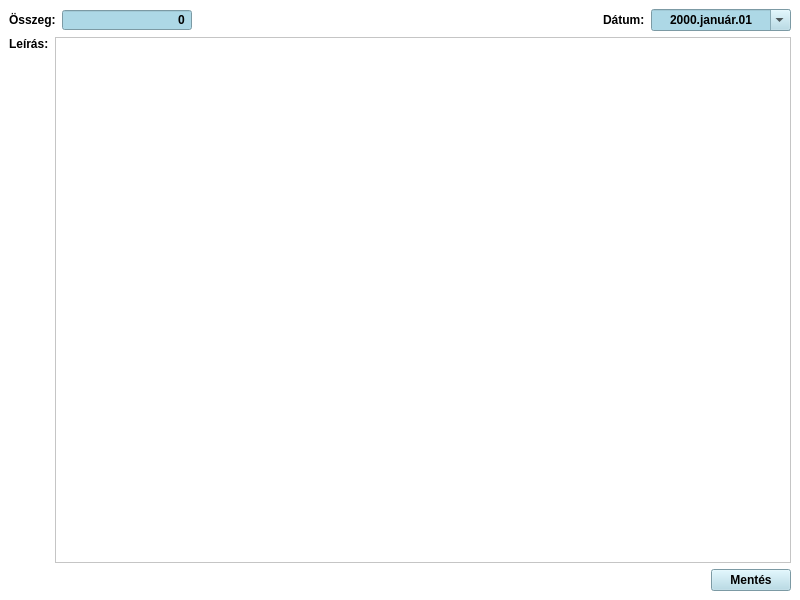
This is FamilyFinancies/activitymedical.ui in DannyFreecs/FamilyBudgetSimple as Qt 5 draws it before an edit. The edited form follows.
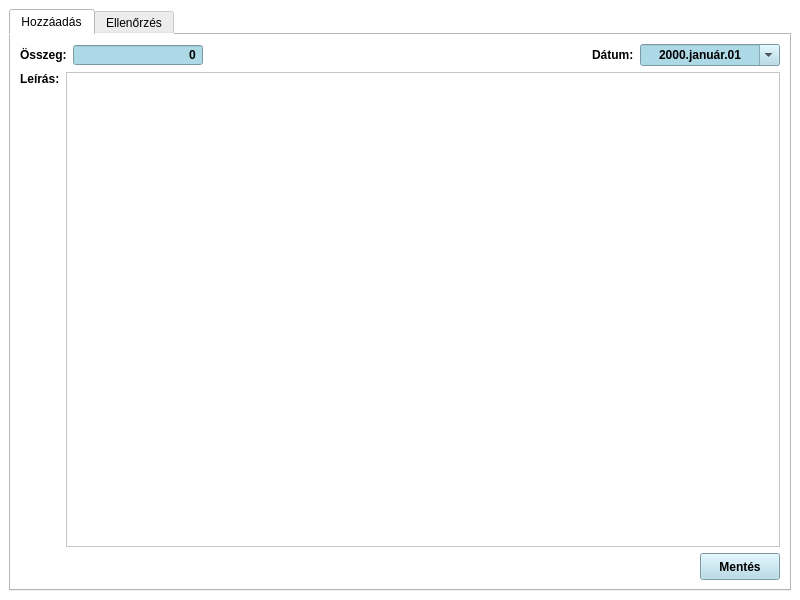
This is the edited form. Custom widgets are drawn as their Qt base class.

Commit message: Experimenting with tabs

```diff
--- a/FamilyFinancies/activitymedical.ui
+++ b/FamilyFinancies/activitymedical.ui
@@ -17,6 +17,34 @@
    <string notr="true">background-color: white;</string>
   </property>
   <widget class="QWidget" name="centralwidget">
+   <layout class="QVBoxLayout" name="verticalLayout_2">
+    <item>
+     <widget class="QTabWidget" name="tabWidget">
+      <property name="styleSheet">
+       <string notr="true"/>
+      </property>
+      <property name="tabPosition">
+       <enum>QTabWidget::North</enum>
+      </property>
+      <property name="tabShape">
+       <enum>QTabWidget::Rounded</enum>
+      </property>
+      <property name="currentIndex">
+       <number>0</number>
+      </property>
+      <property name="usesScrollButtons">
+       <bool>false</bool>
+      </property>
+      <property name="documentMode">
+       <bool>false</bool>
+      </property>
+      <widget class="QWidget" name="tabAdd">
+       <property name="styleSheet">
+        <string notr="true"/>
+       </property>
+       <attribute name="title">
+        <string>Hozzáadás</string>
+       </attribute>
    <layout class="QVBoxLayout" name="verticalLayout">
     <item>
      <layout class="QHBoxLayout" name="horizontalLayout">
@@ -134,6 +162,12 @@
     </item>
     <item alignment="Qt::AlignRight">
      <widget class="QPushButton" name="pushButtonSave">
+          <property name="minimumSize">
+           <size>
+            <width>66</width>
+            <height>27</height>
+           </size>
+          </property>
       <property name="font">
        <font>
         <bold>true</bold>
@@ -145,6 +179,15 @@
       <property name="text">
        <string>Mentés</string>
       </property>
+         </widget>
+        </item>
+       </layout>
+      </widget>
+      <widget class="QWidget" name="tabVerify">
+       <attribute name="title">
+        <string>Ellenőrzés</string>
+       </attribute>
+      </widget>
      </widget>
     </item>
    </layout>
```
Lines whose indentation alone changed are shown as unchanged. The commit also changes 1 other file.
